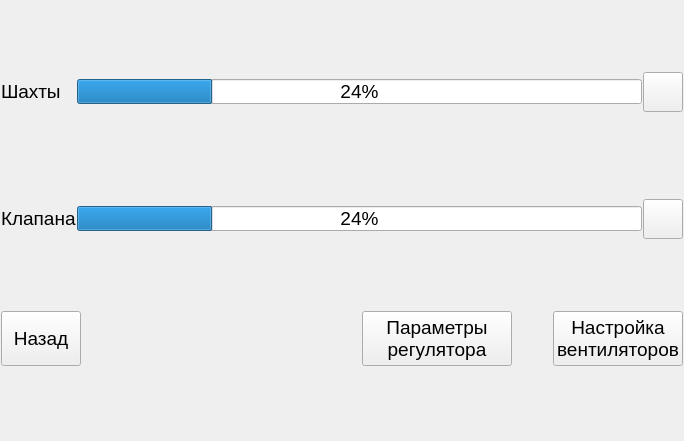
Before: the Qt Designer form QtClient/QtClimaClient/Frames/VentilationOverviewFrame.ui in ciberslavik/climacore, drawn with Qt 5.
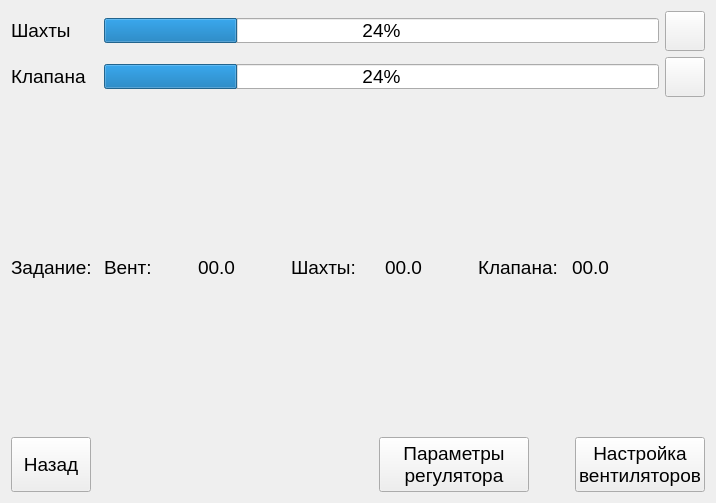
After: the same form once the commit is applied. Icons and pictures are not drawn.

What changed in the file:
```diff
--- a/QtClient/QtClimaClient/Frames/VentilationOverviewFrame.ui
+++ b/QtClient/QtClimaClient/Frames/VentilationOverviewFrame.ui
@@ -6,8 +6,8 @@
    <rect>
     <x>0</x>
     <y>0</y>
-    <width>684</width>
-    <height>441</height>
+    <width>716</width>
+    <height>503</height>
    </rect>
   </property>
   <property name="font">
@@ -18,90 +18,205 @@
   <property name="windowTitle">
    <string>Form</string>
   </property>
-  <layout class="QGridLayout" name="gridLayout">
-   <property name="leftMargin">
-    <number>1</number>
-   </property>
-   <property name="topMargin">
-    <number>1</number>
-   </property>
-   <property name="rightMargin">
-    <number>1</number>
-   </property>
-   <property name="bottomMargin">
-    <number>1</number>
-   </property>
-   <property name="spacing">
-    <number>1</number>
-   </property>
-   <item row="2" column="2">
-    <widget class="QPushButton" name="btnConfigValve">
-     <property name="minimumSize">
-      <size>
-       <width>40</width>
-       <height>40</height>
-      </size>
-     </property>
-     <property name="maximumSize">
-      <size>
-       <width>40</width>
-       <height>40</height>
-      </size>
-     </property>
-     <property name="text">
-      <string/>
-     </property>
-     <property name="icon">
-      <iconset resource="../Resources.qrc">
-       <normaloff>:/Images/gears.png</normaloff>:/Images/gears.png</iconset>
-     </property>
-     <property name="iconSize">
-      <size>
-       <width>32</width>
-       <height>32</height>
-      </size>
-     </property>
-    </widget>
-   </item>
+  <layout class="QGridLayout" name="gridLayout_2">
    <item row="0" column="0">
-    <widget class="QLabel" name="label_4">
-     <property name="minimumSize">
-      <size>
-       <width>0</width>
-       <height>25</height>
-      </size>
-     </property>
-     <property name="maximumSize">
-      <size>
-       <width>16777215</width>
-       <height>25</height>
-      </size>
-     </property>
-     <property name="text">
-      <string>Шахты</string>
-     </property>
-    </widget>
+    <layout class="QGridLayout" name="gridLayout">
+     <item row="1" column="0">
+      <widget class="QLabel" name="label_5">
+       <property name="minimumSize">
+        <size>
+         <width>0</width>
+         <height>25</height>
+        </size>
+       </property>
+       <property name="maximumSize">
+        <size>
+         <width>16777215</width>
+         <height>25</height>
+        </size>
+       </property>
+       <property name="text">
+        <string>Клапана</string>
+       </property>
+      </widget>
+     </item>
+     <item row="2" column="0">
+      <widget class="QLabel" name="label">
+       <property name="text">
+        <string>Задание:</string>
+       </property>
+      </widget>
+     </item>
+     <item row="2" column="5">
+      <widget class="QLabel" name="label_3">
+       <property name="text">
+        <string>Клапана:</string>
+       </property>
+      </widget>
+     </item>
+     <item row="2" column="6">
+      <widget class="QLabel" name="lblValveSetPoint">
+       <property name="text">
+        <string>00.0</string>
+       </property>
+      </widget>
+     </item>
+     <item row="2" column="4">
+      <widget class="QLabel" name="lblMintSetPoint">
+       <property name="text">
+        <string>00.0</string>
+       </property>
+      </widget>
+     </item>
+     <item row="2" column="2">
+      <widget class="QLabel" name="lblVentSetPoint">
+       <property name="text">
+        <string>00.0</string>
+       </property>
+      </widget>
+     </item>
+     <item row="2" column="3">
+      <widget class="QLabel" name="label_7">
+       <property name="text">
+        <string>Шахты:</string>
+       </property>
+      </widget>
+     </item>
+     <item row="0" column="0">
+      <widget class="QLabel" name="label_4">
+       <property name="minimumSize">
+        <size>
+         <width>0</width>
+         <height>25</height>
+        </size>
+       </property>
+       <property name="maximumSize">
+        <size>
+         <width>16777215</width>
+         <height>25</height>
+        </size>
+       </property>
+       <property name="text">
+        <string>Шахты</string>
+       </property>
+      </widget>
+     </item>
+     <item row="0" column="7">
+      <widget class="QPushButton" name="btnConfigMine">
+       <property name="minimumSize">
+        <size>
+         <width>40</width>
+         <height>40</height>
+        </size>
+       </property>
+       <property name="maximumSize">
+        <size>
+         <width>40</width>
+         <height>40</height>
+        </size>
+       </property>
+       <property name="text">
+        <string/>
+       </property>
+       <property name="icon">
+        <iconset resource="../Resources.qrc">
+         <normaloff>:/Images/gears.png</normaloff>:/Images/gears.png</iconset>
+       </property>
+       <property name="iconSize">
+        <size>
+         <width>32</width>
+         <height>32</height>
+        </size>
+       </property>
+      </widget>
+     </item>
+     <item row="1" column="7">
+      <widget class="QPushButton" name="btnConfigValve">
+       <property name="minimumSize">
+        <size>
+         <width>40</width>
+         <height>40</height>
+        </size>
+       </property>
+       <property name="maximumSize">
+        <size>
+         <width>40</width>
+         <height>40</height>
+        </size>
+       </property>
+       <property name="text">
+        <string/>
+       </property>
+       <property name="icon">
+        <iconset resource="../Resources.qrc">
+         <normaloff>:/Images/gears.png</normaloff>:/Images/gears.png</iconset>
+       </property>
+       <property name="iconSize">
+        <size>
+         <width>32</width>
+         <height>32</height>
+        </size>
+       </property>
+      </widget>
+     </item>
+     <item row="2" column="1">
+      <widget class="QLabel" name="label_9">
+       <property name="text">
+        <string>Вент:</string>
+       </property>
+      </widget>
+     </item>
+     <item row="0" column="1" colspan="6">
+      <widget class="QProgressBar" name="pbMines">
+       <property name="minimumSize">
+        <size>
+         <width>0</width>
+         <height>25</height>
+        </size>
+       </property>
+       <property name="maximumSize">
+        <size>
+         <width>16777215</width>
+         <height>25</height>
+        </size>
+       </property>
+       <property name="value">
+        <number>24</number>
+       </property>
+      </widget>
+     </item>
+     <item row="1" column="1" colspan="6">
+      <widget class="QProgressBar" name="pbValves">
+       <property name="minimumSize">
+        <size>
+         <width>0</width>
+         <height>25</height>
+        </size>
+       </property>
+       <property name="maximumSize">
+        <size>
+         <width>16777215</width>
+         <height>25</height>
+        </size>
+       </property>
+       <property name="value">
+        <number>24</number>
+       </property>
+      </widget>
+     </item>
+    </layout>
+   </item>
+   <item row="1" column="0">
+    <layout class="QHBoxLayout" name="layAnalogFans"/>
    </item>
    <item row="2" column="0">
-    <widget class="QLabel" name="label_5">
-     <property name="minimumSize">
-      <size>
-       <width>0</width>
-       <height>25</height>
-      </size>
+    <layout class="QHBoxLayout" name="layDiscrFans">
+     <property name="sizeConstraint">
+      <enum>QLayout::SetDefaultConstraint</enum>
      </property>
-     <property name="maximumSize">
-      <size>
-       <width>16777215</width>
-       <height>25</height>
-      </size>
-     </property>
-     <property name="text">
-      <string>Клапана</string>
-     </property>
-    </widget>
+    </layout>
    </item>
-   <item row="5" column="0" colspan="3">
+   <item row="3" column="0">
     <layout class="QHBoxLayout" name="horizontalLayout">
      <item>
       <widget class="QPushButton" name="pushButton">
@@ -213,99 +328,6 @@
      </item>
     </layout>
    </item>
-   <item row="2" column="1">
-    <widget class="QProgressBar" name="pbValves">
-     <property name="minimumSize">
-      <size>
-       <width>0</width>
-       <height>25</height>
-      </size>
-     </property>
-     <property name="maximumSize">
-      <size>
-       <width>16777215</width>
-       <height>25</height>
-      </size>
-     </property>
-     <property name="value">
-      <number>24</number>
-     </property>
-    </widget>
-   </item>
-   <item row="3" column="0" colspan="3">
-    <layout class="QHBoxLayout" name="layAnalogFans"/>
-   </item>
-   <item row="0" column="1">
-    <widget class="QProgressBar" name="pbMines">
-     <property name="minimumSize">
-      <size>
-       <width>0</width>
-       <height>25</height>
-      </size>
-     </property>
-     <property name="maximumSize">
-      <size>
-       <width>16777215</width>
-       <height>25</height>
-      </size>
-     </property>
-     <property name="value">
-      <number>24</number>
-     </property>
-    </widget>
-   </item>
-   <item row="4" column="0" colspan="3">
-    <layout class="QHBoxLayout" name="layDiscrFans">
-     <property name="sizeConstraint">
-      <enum>QLayout::SetDefaultConstraint</enum>
-     </property>
-    </layout>
-   </item>
-   <item row="0" column="2">
-    <widget class="QPushButton" name="btnConfigMine">
-     <property name="minimumSize">
-      <size>
-       <width>40</width>
-       <height>40</height>
-      </size>
-     </property>
-     <property name="maximumSize">
-      <size>
-       <width>40</width>
-       <height>40</height>
-      </size>
-     </property>
-     <property name="text">
-      <string/>
-     </property>
-     <property name="icon">
-      <iconset resource="../Resources.qrc">
-       <normaloff>:/Images/gears.png</normaloff>:/Images/gears.png</iconset>
-     </property>
-     <property name="iconSize">
-      <size>
-       <width>32</width>
-       <height>32</height>
-      </size>
-     </property>
-    </widget>
-   </item>
-   <item row="1" column="0">
-    <spacer name="verticalSpacer">
-     <property name="orientation">
-      <enum>Qt::Vertical</enum>
-     </property>
-     <property name="sizeType">
-      <enum>QSizePolicy::Fixed</enum>
-     </property>
-     <property name="sizeHint" stdset="0">
-      <size>
-       <width>20</width>
-       <height>15</height>
-      </size>
-     </property>
-    </spacer>
-   </item>
   </layout>
  </widget>
  <resources>
```
